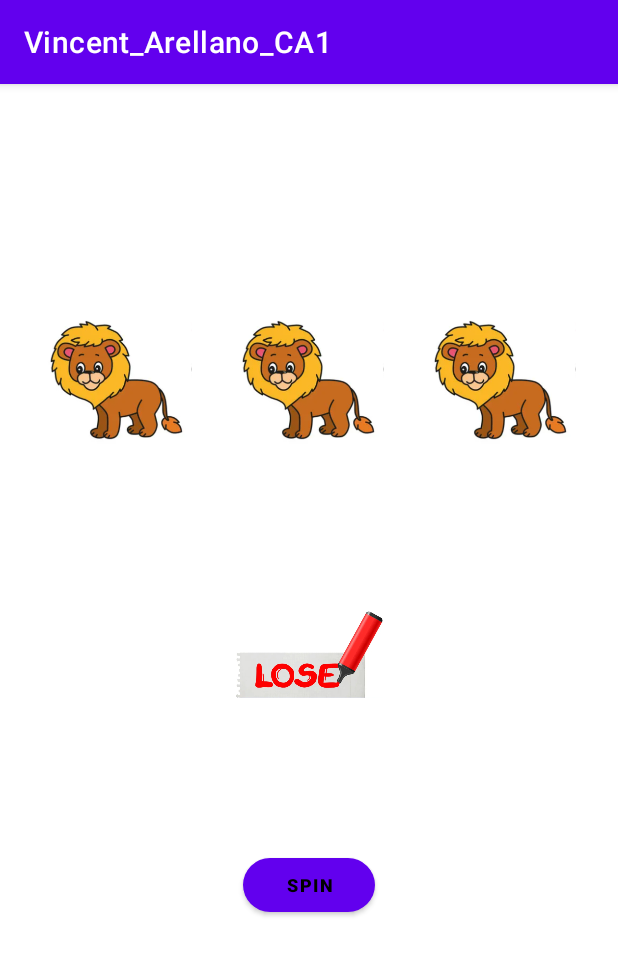
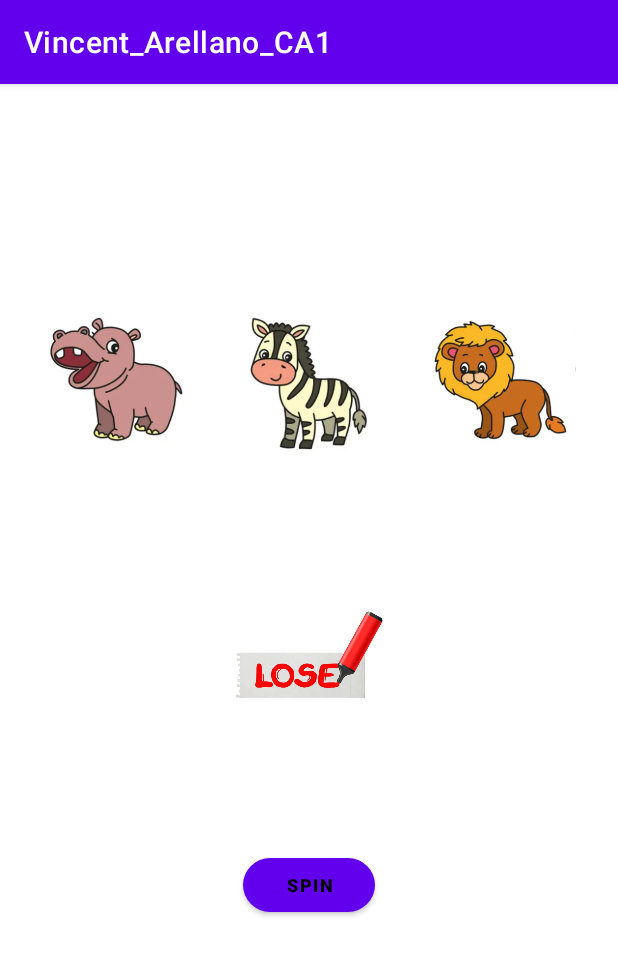
Before and after one commit to VincentArellano/Mobile_Integration_CA1, an Android app: the screen it shows after launch (MainActivity), after a tap on "SPIN", on a phone screen of 412 x 824 dp. Shown: the top 955 px of the screen. Run offline under Robolectric (Android 15) with nearby library versions, the light colour scheme and no system bars.

Commit message:
Win/Loss image made and working

```diff
--- a/app/src/main/java/com/example/vincent_arellano_ca1/MainActivity.kt
+++ b/app/src/main/java/com/example/vincent_arellano_ca1/MainActivity.kt
@@ -1,9 +1,12 @@
 package com.example.vincent_arellano_ca1
 
-import androidx.appcompat.app.AppCompatActivity
+import android.graphics.Bitmap
+import android.graphics.drawable.BitmapDrawable
 import android.os.Bundle
 import android.widget.Button
 import android.widget.ImageView
+import androidx.appcompat.app.AppCompatActivity
+
 
 class MainActivity : AppCompatActivity() {
     override fun onCreate(savedInstanceState: Bundle?) {
@@ -28,8 +31,8 @@ class MainActivity : AppCompatActivity() {
         // Create new Image object with 3 images and spin it
         val image = Image(3)
         val imageSpin = image.spin()
-
-
+        val imageSpin2 = image.spin()
+        val imageSpin3 = image.spin()
 
         // Find the ImageView in the layout
         val animalImage: ImageView = findViewById(R.id.imageView)
@@ -44,17 +47,33 @@ class MainActivity : AppCompatActivity() {
             else -> R.drawable.zebra
         }
 
+        val drawableResource2 = when (imageSpin2) {
+            1 -> R.drawable.hippo
+            2 -> R.drawable.lion
+            else -> R.drawable.zebra
+        }
+
+        val drawableResource3 = when (imageSpin3) {
+            1 -> R.drawable.hippo
+            2 -> R.drawable.lion
+            else -> R.drawable.zebra
+        }
+
         // Update the ImageView with the correct drawable resource ID
         animalImage.setImageResource(drawableResource)
-        animalImage2.setImageResource(drawableResource)
-        animalImage3.setImageResource(drawableResource)
+        animalImage2.setImageResource(drawableResource2)
+        animalImage3.setImageResource(drawableResource3)
 
         // Update the content description
         animalImage.contentDescription = imageSpin.toString()
         animalImage2.contentDescription = imageSpin.toString()
         animalImage3.contentDescription = imageSpin.toString()
 
-        if(animalImage == animalImage2 && animalImage == animalImage3){
+        val animalbitmap = (animalImage.getDrawable() as BitmapDrawable).bitmap
+        val animalbitmap2 = (animalImage2.getDrawable() as BitmapDrawable).bitmap
+        val animalbitmap3 = (animalImage3.getDrawable() as BitmapDrawable).bitmap
+
+        if(animalbitmap == animalbitmap2 && animalbitmap == animalbitmap3){
             outcomeImage.setImageResource(R.drawable.win)
             outcomeImage.contentDescription = imageSpin.toString()
         }
```
